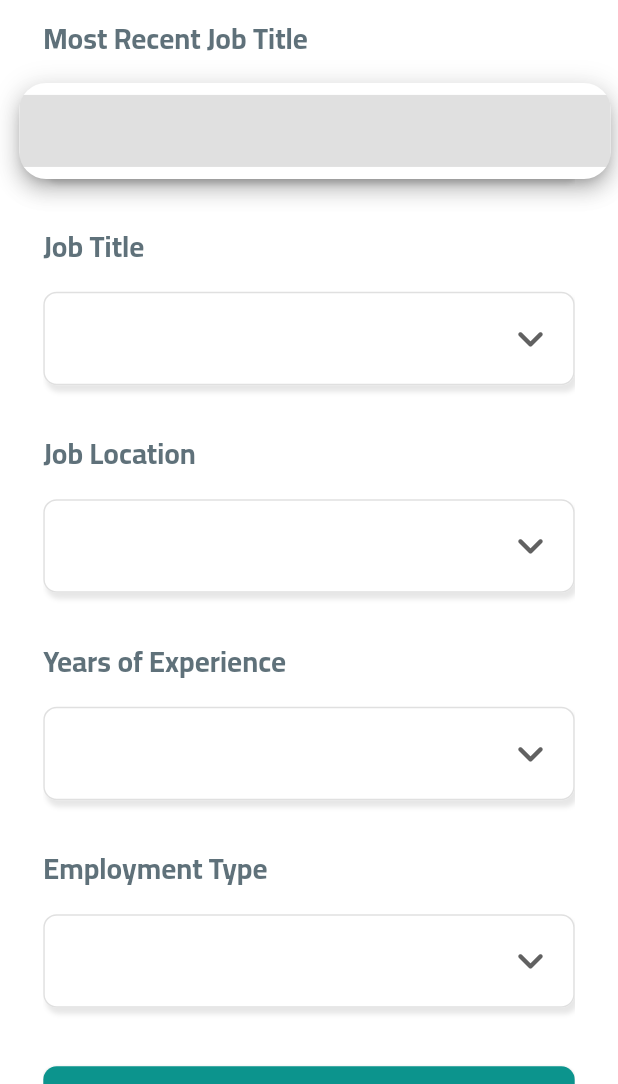
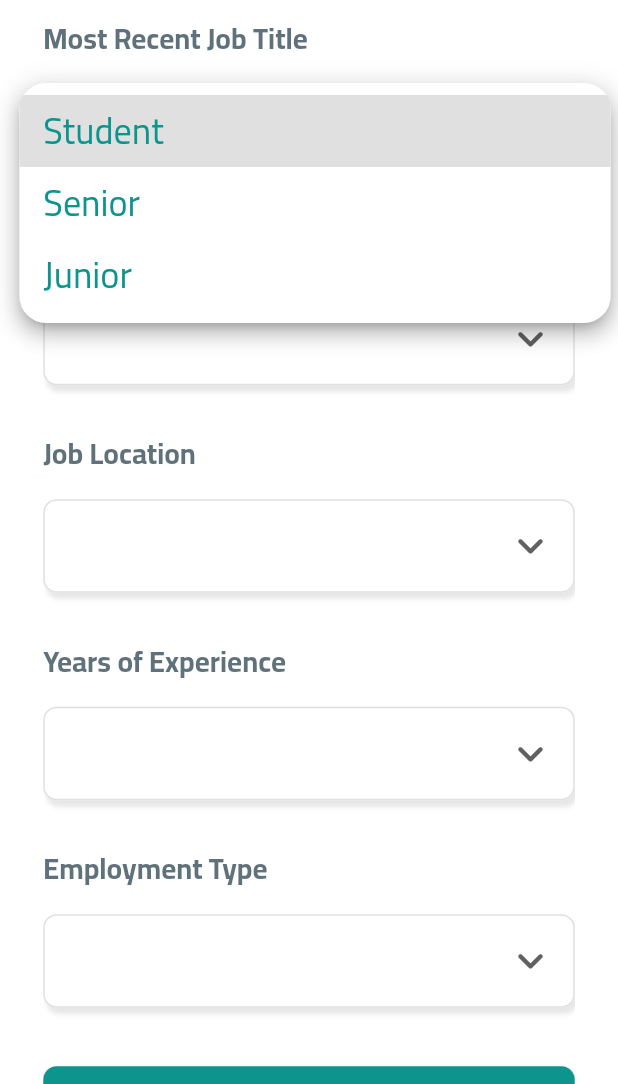
Before and after one commit to malknany/Interview, a Flutter app: the InfoFromUser screen opened directly, after a tap on the "keyboard arrow down" icon, on a phone screen of 412 x 824 dp, the part 152-1236 px from its top. Run offline on Flutter 3.47's test engine with Material 2 defaults, Android fonts, the phone set to English and light mode, and no system bars; our stand-ins replace file_picker, flutter_bloc, flutter_rating_bar, flutter_screenutil, flutter_svg, google_nav_bar and 5 more; missing offline and left inert: flutter_cached_pdfview; project files that could hold a hidden picture were left out.

```diff
--- a/analysis_options.yaml
+++ b/analysis_options.yaml
@@ -22,7 +22,7 @@ linter:
   # `// ignore_for_file: name_of_lint` syntax on the line or in the file
   # producing the lint.
   rules:
-    # avoid_print: false  # Uncomment to disable the `avoid_print` rule
+     avoid_print: false  # Uncomment to disable the `avoid_print` rule
     # prefer_single_quotes: true  # Uncomment to enable the `prefer_single_quotes` rule
 
 # Additional information about this file can be found at
--- a/lib/main.dart
+++ b/lib/main.dart
@@ -2,6 +2,8 @@ import 'package:flutter/material.dart';
 import 'package:flutter_screenutil/flutter_screenutil.dart';
 import 'package:interview_project/core/utils/app_strings.dart';
 import 'package:interview_project/screens/splash/view.dart';
+import 'package:interview_project/screens/usre-section/hiring/view.dart';
+import 'package:interview_project/screens/usre-section/login/view.dart';
 
 import 'core/style/app_theme.dart';
 
--- a/lib/screens/usre-section/hiring/view.dart
+++ b/lib/screens/usre-section/hiring/view.dart
@@ -21,7 +21,8 @@ class _HiringScreenState extends State<HiringScreen> {
 
   @override
   Widget build(BuildContext context) {
-    return SingleChildScrollView(
+    return Scaffold(
+      body: SingleChildScrollView(
         child: SizedBox(
           width: double.infinity,
           child: SafeArea(
@@ -106,6 +107,7 @@ class _HiringScreenState extends State<HiringScreen> {
                   Column(
                     children: HiringController().ads.map((e) {
                       return ADContainer(
+                        image:e.image,
                         title: e.textTitle,
                         company:e.nameCompany,
                         address: e.location,
@@ -117,6 +119,7 @@ class _HiringScreenState extends State<HiringScreen> {
             ),
           ),
         ),
+      ),
     );
   }
 }
--- a/lib/screens/usre-section/inof_from_user/view.dart
+++ b/lib/screens/usre-section/inof_from_user/view.dart
@@ -31,7 +31,7 @@ class InfoFromUser extends StatelessWidget {
                     ),
                   ),
                 ),
-                ItemDropDownWidget(listOfName: const [''], hintText: ''),
+                ItemDropDownWidget(listOfName: const ["Student", "Senior","Junior"], hintText: ''),
                 SizedBox(
                   height: 17.h,
                 ),
@@ -45,7 +45,7 @@ class InfoFromUser extends StatelessWidget {
                     ),
                   ),
                 ),
-                ItemDropDownWidget(listOfName: const [''], hintText: ''),
+                ItemDropDownWidget(listOfName: const ["Flutter", "BackEnd","FrontEnd"], hintText: ''),
                 SizedBox(
                   height: 17.h,
                 ),
@@ -59,7 +59,7 @@ class InfoFromUser extends StatelessWidget {
                     ),
                   ),
                 ),
-                ItemDropDownWidget(listOfName: const [''], hintText: ''),
+                ItemDropDownWidget(listOfName: const ["Mansoura", "Cairo","Alexandria","Damietta","Luxor"], hintText: ''),
                 SizedBox(
                   height: 17.h,
                 ),
@@ -73,7 +73,7 @@ class InfoFromUser extends StatelessWidget {
                     ),
                   ),
                 ),
-                ItemDropDownWidget(listOfName: const [''], hintText: ''),
+                ItemDropDownWidget(listOfName: const ["1-3","2-5","5-10"], hintText: ''),
                 SizedBox(
                   height: 17.h,
                 ),
@@ -87,7 +87,7 @@ class InfoFromUser extends StatelessWidget {
                     ),
                   ),
                 ),
-                ItemDropDownWidget(listOfName: const [''], hintText: ''),
+                ItemDropDownWidget(listOfName: const ["Part time","Full time"], hintText: ''),
                 SizedBox(
                   height: 39.h,
                 ),
```
Also changed, not shown: lib/screens/company-section/hiring/controle.dart (+22 -6 lines), lib/screens/company-section/hiring/model.dart (+12 -3 lines), lib/screens/company-section/hiring/view.dart (+6 -1 lines), lib/screens/company-section/hiring/widget/item_ads.dart (+5 -3 lines), lib/screens/usre-section/login/view.dart (+43 -32 lines), lib/screens/usre-section/signup/cubit.dart (+8 -13 lines), lib/screens/usre-section/signup/view.dart (+3 -8 lines). Lines whose indentation alone changed are shown as unchanged.
